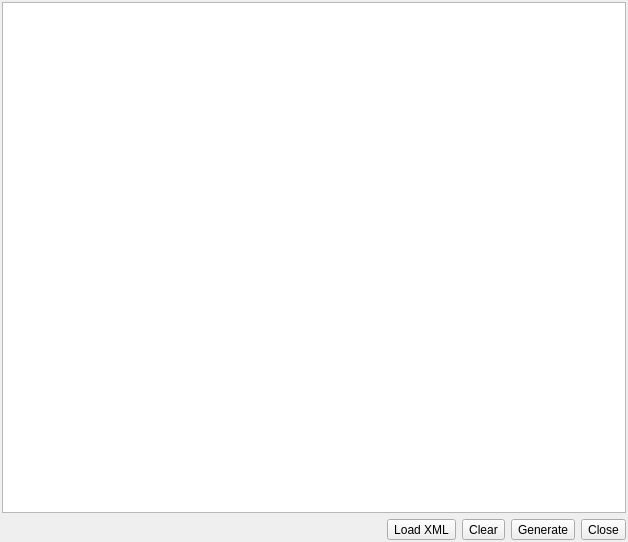
Old version of the form plugins/xml2object/ui/xml2objectwidget.ui in the repository pgmodeler/pgmodeler.
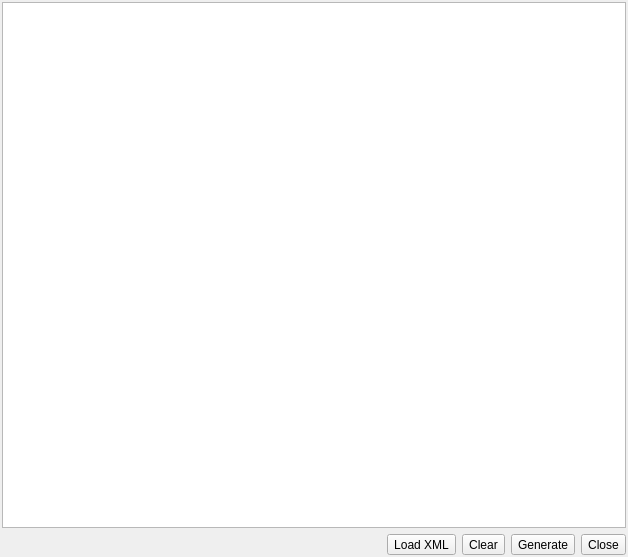
New version of the form. Icons and pictures are not drawn.

Diff of the .ui file:
```diff
--- a/plugins/xml2object/ui/xml2objectwidget.ui
+++ b/plugins/xml2object/ui/xml2objectwidget.ui
@@ -7,7 +7,7 @@
     <x>0</x>
     <y>0</y>
     <width>628</width>
-    <height>542</height>
+    <height>557</height>
    </rect>
   </property>
   <property name="windowTitle">
@@ -48,7 +48,13 @@
    <item row="1" column="1">
     <layout class="QHBoxLayout" name="horizontalLayout">
      <item>
-      <widget class="QToolButton" name="toolButton">
+      <widget class="QToolButton" name="load_btn">
+       <property name="minimumSize">
+        <size>
+         <width>30</width>
+         <height>0</height>
+        </size>
+       </property>
        <property name="text">
         <string>Load XML</string>
        </property>
@@ -68,7 +74,13 @@
       </widget>
      </item>
      <item>
-      <widget class="QToolButton" name="toolButton_4">
+      <widget class="QToolButton" name="clear_btn">
+       <property name="minimumSize">
+        <size>
+         <width>30</width>
+         <height>0</height>
+        </size>
+       </property>
        <property name="text">
         <string>Clear</string>
        </property>
@@ -82,7 +94,13 @@
       </widget>
      </item>
      <item>
-      <widget class="QToolButton" name="toolButton_2">
+      <widget class="QToolButton" name="generate_btn">
+       <property name="minimumSize">
+        <size>
+         <width>30</width>
+         <height>0</height>
+        </size>
+       </property>
        <property name="text">
         <string>Generate</string>
        </property>
@@ -102,7 +120,13 @@
       </widget>
      </item>
      <item>
-      <widget class="QToolButton" name="toolButton_3">
+      <widget class="QToolButton" name="close_btn">
+       <property name="minimumSize">
+        <size>
+         <width>30</width>
+         <height>0</height>
+        </size>
+       </property>
        <property name="text">
         <string>Close</string>
        </property>
```
